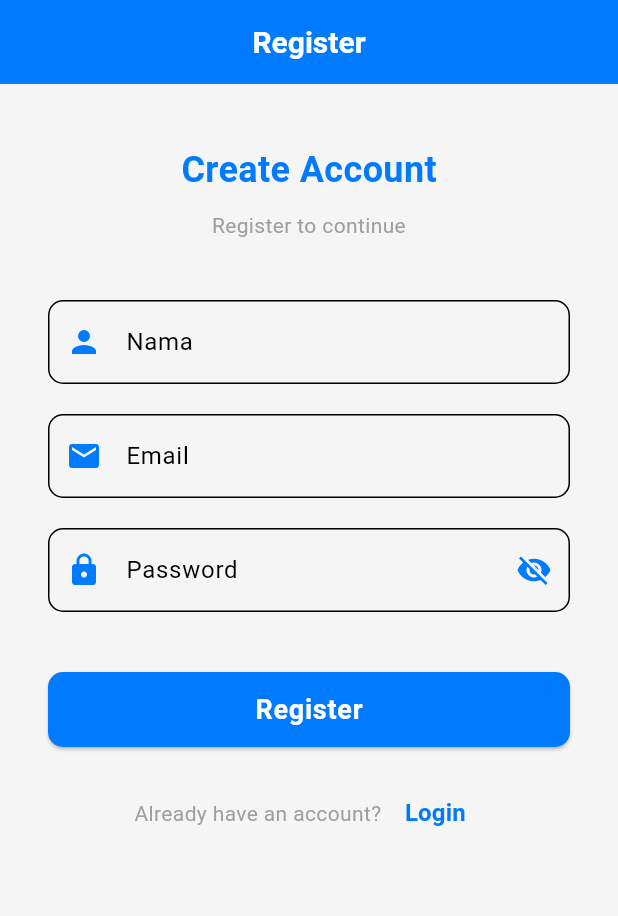
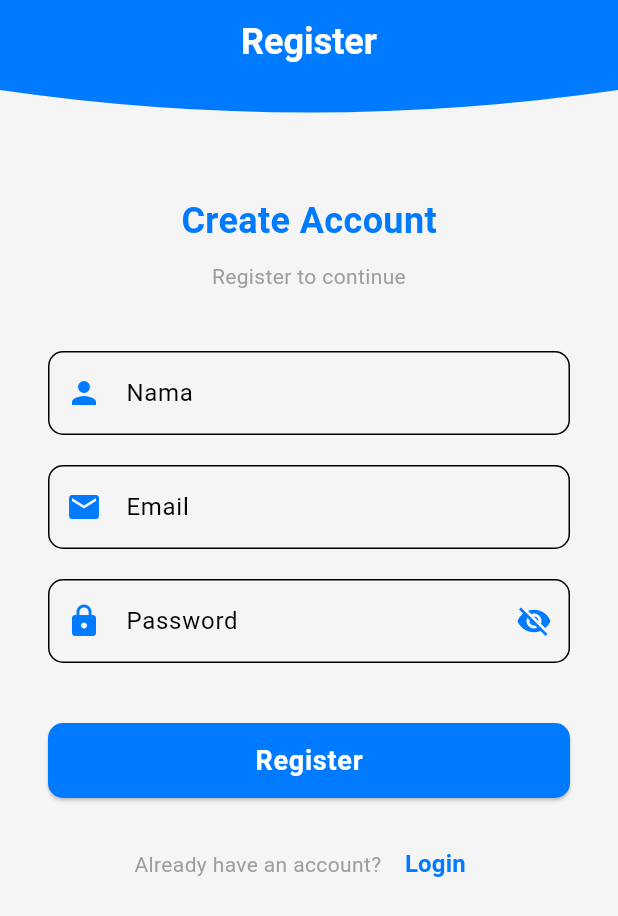
Before and after one commit to Reeyyyh/Assesment-1-mobile, a Flutter app: the screen it shows after launch, after a tap on "Register", on a phone screen of 412 x 824 dp. Shown: the top 916 px of the screen. Run offline on Flutter 3.47's test engine with Material 3 defaults, Android fonts, the phone set to English and light mode, and no system bars; our stand-ins replace cloud_firestore, connectivity_plus, firebase_auth, firebase_core, firebase_messaging, flutter_tts and 8 more; missing offline and left inert: qr_code_scanner_plus; accounts and stored records are empty.

Commit message:
remake login and register view

```diff
--- a/lib/app/modules/4_profile/views/edit_profile_view.dart
+++ b/lib/app/modules/4_profile/views/edit_profile_view.dart
@@ -1,5 +1,6 @@
 import 'package:flutter/material.dart';
 import 'package:get/get.dart';
+import 'package:hotel_app/app/modules/components/custom/appBar.dart';
 import '../controllers/profile_controller.dart';
 
 class EditProfileView extends StatelessWidget {
@@ -137,19 +138,3 @@ class EditProfileView extends StatelessWidget {
     );
   }
 }
-
-class CustomAppBarClipper extends CustomClipper<Path> {
-  @override
-  Path getClip(Size size) {
-    Path path = Path();
-    path.lineTo(0, size.height - 30);
-    path.quadraticBezierTo(size.width / 2, size.height, size.width, size.height - 30);
-    path.lineTo(size.width, 0);
-    path.lineTo(0, 0);
-    path.close();
-    return path;
-  }
-
-  @override
-  bool shouldReclip(CustomClipper<Path> oldClipper) => false;
-}
--- a/lib/app/modules/4_profile/views/profile_view.dart
+++ b/lib/app/modules/4_profile/views/profile_view.dart
@@ -2,6 +2,7 @@ import 'package:flutter/material.dart';
 import 'package:get/get.dart';
 import 'package:hotel_app/app/modules/4_profile/views/edit_profile_view.dart';
 import 'package:hotel_app/app/modules/4_profile/views/theme_setting_view.dart';
+import 'package:hotel_app/app/modules/components/custom/appBar.dart';
 import '../controllers/profile_controller.dart';
 import 'dart:io';
 
@@ -165,19 +166,3 @@ class ProfileView extends StatelessWidget {
     );
   }
 }
-
-class CustomAppBarClipper extends CustomClipper<Path> {
-  @override
-  Path getClip(Size size) {
-    Path path = Path();
-    path.lineTo(0, size.height - 30);
-    path.quadraticBezierTo(
-        size.width / 2, size.height, size.width, size.height - 30);
-    path.lineTo(size.width, 0);
-    path.close();
-    return path;
-  }
-
-  @override
-  bool shouldReclip(CustomClipper<Path> oldClipper) => false;
-}
--- a/lib/app/modules/Aunt/views/login_view.dart
+++ b/lib/app/modules/Aunt/views/login_view.dart
@@ -3,6 +3,7 @@ import 'package:get/get.dart';
 import 'package:hotel_app/app/modules/Aunt/controllers/login_controller.dart';
 import 'package:hotel_app/app/modules/Aunt/views/register_view.dart';
 import 'package:hotel_app/app/data/connections/controllers/connectivity_controller.dart';
+import 'package:hotel_app/app/modules/components/custom/appBar.dart';
 
 class LoginView extends StatelessWidget {
   LoginView({super.key});
@@ -16,14 +17,30 @@ class LoginView extends StatelessWidget {
 
     return Scaffold(
       backgroundColor: theme.scaffoldBackgroundColor,
-      appBar: AppBar(
-        backgroundColor: theme.primaryColor,
-        title: Text(
-          'Login',
-          style: theme.appBarTheme.titleTextStyle,
+      appBar: PreferredSize(
+        preferredSize: const Size.fromHeight(90.0),
+        child: Hero(
+          tag: 'appBarHero',
+          child: ClipPath(
+            clipper: CustomAppBarClipper(),
+            child: Container(
+              color: Theme.of(context).primaryColor,
+              child: AppBar(
+                title: Text(
+                  'Login',
+                  style: Theme.of(context).textTheme.titleLarge?.copyWith(
+                        fontSize: 24,
+                        fontWeight: FontWeight.bold,
+                        color: Colors.white,
+                      ),
+                ),
+                centerTitle: true,
+                elevation: 0,
+                backgroundColor: Colors.transparent,
+              ),
+            ),
+          ),
         ),
-        centerTitle: true,
-        elevation: 0,
       ),
       body: GestureDetector(
         onTap: () => FocusScope.of(context).unfocus(),
@@ -158,7 +175,11 @@ class LoginView extends StatelessWidget {
                   ),
                   GestureDetector(
                     onTap: () {
-                      Get.off(() => RegisterView());
+                      Get.off(
+                        () => RegisterView(),
+                        transition: Transition.fadeIn,
+                        duration: const Duration(milliseconds: 400),
+                      );
                     },
                     child: Text(
                       'Register',
--- a/lib/app/modules/Aunt/views/register_view.dart
+++ b/lib/app/modules/Aunt/views/register_view.dart
@@ -3,6 +3,7 @@ import 'package:get/get.dart';
 import 'package:hotel_app/app/modules/Aunt/controllers/register_controller.dart';
 import 'package:hotel_app/app/modules/Aunt/views/login_view.dart';
 import 'package:hotel_app/app/data/connections/controllers/connectivity_controller.dart';
+import 'package:hotel_app/app/modules/components/custom/AppBar.dart';
 
 class RegisterView extends StatelessWidget {
   RegisterView({super.key});
@@ -16,15 +17,31 @@ class RegisterView extends StatelessWidget {
 
     return Scaffold(
       backgroundColor: theme.scaffoldBackgroundColor, // Sesuaikan dengan tema
-      appBar: AppBar(
-        backgroundColor: theme.primaryColor, // Sesuaikan dengan tema
-        title: Text(
-          'Register',
-          style: theme.appBarTheme.titleTextStyle, // Sesuaikan dengan tema
+      appBar: PreferredSize(
+  preferredSize: const Size.fromHeight(90.0),
+  child: Hero(
+    tag: 'appBarHero',
+    child: ClipPath(
+      clipper: CustomAppBarClipper(),
+      child: Container(
+        color: Theme.of(context).primaryColor,
+        child: AppBar(
+          title: Text(
+            'Register',
+            style: Theme.of(context).textTheme.titleLarge?.copyWith(
+                  fontSize: 24,
+                  fontWeight: FontWeight.bold,
+                  color: Colors.white,
+                ),
+          ),
+          centerTitle: true,
+          elevation: 0,
+          backgroundColor: Colors.transparent,
         ),
-        centerTitle: true,
-        elevation: 0,
       ),
+    ),
+  ),
+),
       body: GestureDetector(
         onTap: () => FocusScope.of(context).unfocus(),
         child: SingleChildScrollView(
@@ -156,7 +173,11 @@ class RegisterView extends StatelessWidget {
                   ),
                   TextButton(
                     onPressed: () {
-                      Get.off(() => LoginView());
+                      Get.off(
+                        () => LoginView(),
+                        transition: Transition.fadeIn,
+                        duration: const Duration(milliseconds: 400),
+                      );
                     },
                     child: Text(
                       'Login',
--- /dev/null
+++ b/lib/app/modules/components/custom/appBar.dart
@@ -0,0 +1,18 @@
+
+import 'package:flutter/material.dart';
+
+class CustomAppBarClipper extends CustomClipper<Path> {
+  @override
+  Path getClip(Size size) {
+    Path path = Path();
+    path.lineTo(0, size.height - 30);
+    path.quadraticBezierTo(
+        size.width / 2, size.height, size.width, size.height - 30);
+    path.lineTo(size.width, 0);
+    path.close();
+    return path;
+  }
+
+  @override
+  bool shouldReclip(CustomClipper<Path> oldClipper) => false;
+}
--- a/lib/main.dart
+++ b/lib/main.dart
@@ -12,13 +12,11 @@ void main() async {
   await GetStorage.init();
   Get.put(ThemeController());
   Get.put(ConnectivityController());
-  runApp(MyApp());
+  runApp(const MyApp());
 }
 
 class MyApp extends StatelessWidget {
-  MyApp({super.key});
-
-  final ThemeController themeController = Get.put(ThemeController());
+  const MyApp({super.key});
 
   @override
   Widget build(BuildContext context) {
```
Also changed, not shown: lib/app/modules/Aunt/controllers/login_controller.dart (line endings or trailing spaces).
